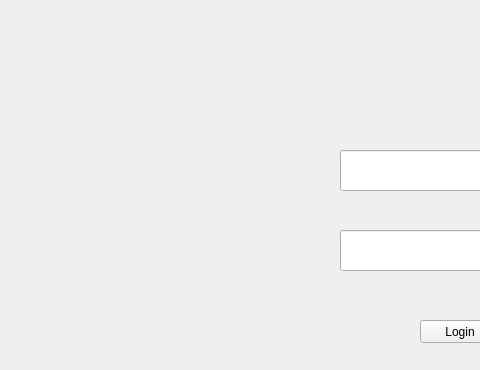
Before: the Qt Designer form forms/LoginForm.ui in wuudiy/SocialMediaAnalyticsDashboard, drawn with Qt 5; both pictures show x 0 to 480 and y 0 to 370 of the 893 by 611 pixel window.
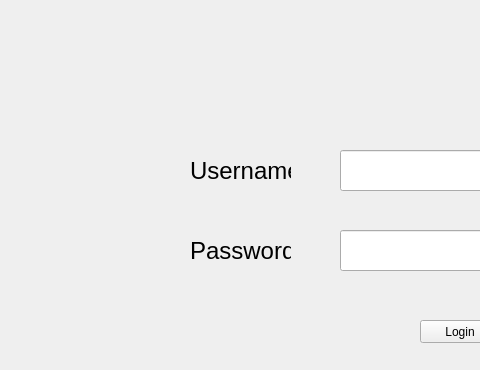
After: the same form once the commit is applied.

```diff
--- a/forms/LoginForm.ui
+++ b/forms/LoginForm.ui
@@ -62,6 +62,42 @@
     <string/>
    </property>
   </widget>
+  <widget class="QLabel" name="label">
+   <property name="geometry">
+    <rect>
+     <x>190</x>
+     <y>150</y>
+     <width>101</width>
+     <height>41</height>
+    </rect>
+   </property>
+   <property name="font">
+    <font>
+     <pointsize>18</pointsize>
+    </font>
+   </property>
+   <property name="text">
+    <string>Username:</string>
+   </property>
+  </widget>
+  <widget class="QLabel" name="label_2">
+   <property name="geometry">
+    <rect>
+     <x>190</x>
+     <y>230</y>
+     <width>101</width>
+     <height>41</height>
+    </rect>
+   </property>
+   <property name="font">
+    <font>
+     <pointsize>18</pointsize>
+    </font>
+   </property>
+   <property name="text">
+    <string>Password:</string>
+   </property>
+  </widget>
  </widget>
  <resources/>
  <connections/>
```
